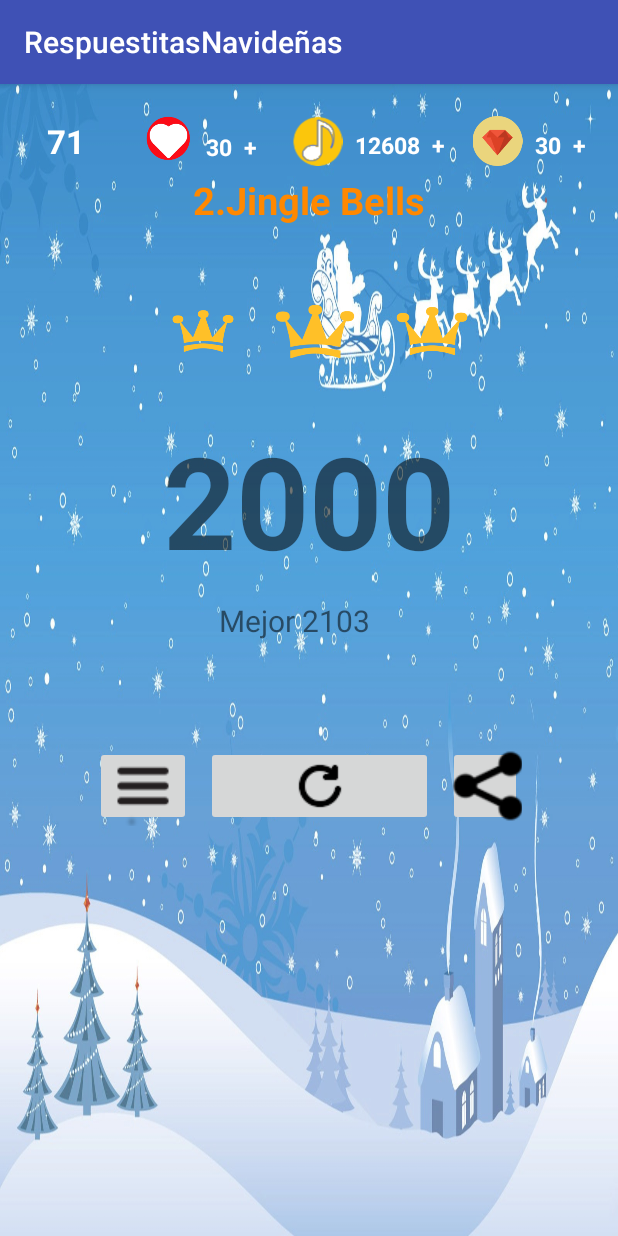
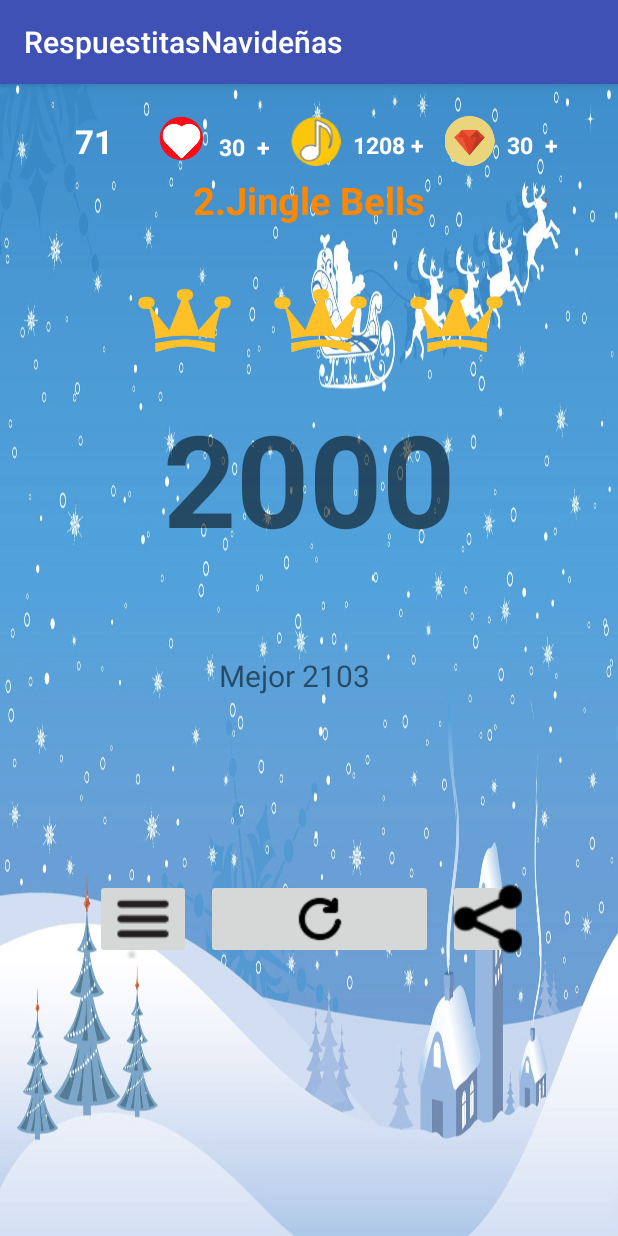
Before and after one commit to mamanipatricia/StudyJam_Tarea1, an Android app: the screen it shows after launch (MainActivity), on a phone screen of 412 x 824 dp. Run offline under Robolectric (Android 15) with nearby library versions, the phone set to English and light mode, and no system bars.

Commit message:
add screenshot

```diff
--- a/app/src/main/res/layout/activity_main.xml
+++ b/app/src/main/res/layout/activity_main.xml
@@ -10,7 +10,7 @@
     android:paddingTop="@dimen/activity_vertical_margin"
     tools:context="com.example.patty.respuestitasnavideas.MainActivity"
     android:background="@drawable/bgd">
-    <ScrollView
+    <LinearLayout
         android:layout_width="match_parent"
         android:layout_height="match_parent">
         <LinearLayout
@@ -38,7 +38,7 @@
                     android:layout_width="wrap_content"
                     android:layout_height="wrap_content">
                     <ImageView
-                        android:layout_marginLeft="15dp"
+                        android:layout_marginLeft="5dp"
                         android:padding="5dp"
                         android:layout_width="50dp"
                         android:layout_height="44dp"
@@ -59,7 +59,7 @@
                     android:layout_width="wrap_content"
                     android:layout_height="wrap_content">
                     <ImageView
-                        android:layout_marginLeft="15dp"
+                        android:layout_marginLeft="5dp"
                         android:padding="5dp"
                         android:layout_width="50dp"
                         android:layout_height="44dp"
@@ -68,7 +68,7 @@
                         android:layout_width="match_parent"
                         android:layout_height="wrap_content"
                         android:textColor="@android:color/white"
-                        android:text="12608  +"
+                        android:text="1208 +"
                         android:textStyle="bold"
                         android:gravity="center_horizontal"
                         android:layout_marginTop="14dp"
@@ -81,7 +81,7 @@
                     android:layout_height="wrap_content">
 
                     <ImageView
-                        android:layout_marginLeft="10dp"
+                        android:layout_marginLeft="5dp"
                         android:padding="5dp"
                         android:layout_width="50dp"
                         android:layout_height="44dp"
@@ -123,23 +123,23 @@
                 <ImageView
                     android:layout_marginLeft="15dp"
                     android:padding="5dp"
-                    android:layout_width="53dp"
-                    android:layout_height="56dp"
+                    android:layout_width="75dp"
+                    android:layout_height="75dp"
                     android:src="@drawable/corona"
-                    />
+                     />
                 <ImageView
                     android:layout_marginLeft="15dp"
                     android:padding="5dp"
-                    android:layout_width="65dp"
-                    android:layout_height="90dp"
+                    android:layout_width="75dp"
+                    android:layout_height="75dp"
                     android:src="@drawable/corona"
 
                     />
                 <ImageView
                     android:layout_marginLeft="15dp"
                     android:padding="5dp"
-                    android:layout_width="60dp"
-                    android:layout_height="81dp"
+                    android:layout_width="75dp"
+                    android:layout_height="75dp"
                     android:src="@drawable/corona"
                     />
 
@@ -195,6 +195,6 @@
 
         </LinearLayout>
         </LinearLayout>
-    </ScrollView>
+    </LinearLayout>
 
 </LinearLayout>
```
Also changed, not shown: app/src/main/res/drawable/1485050461_music.png (deleted), 3 other files.
